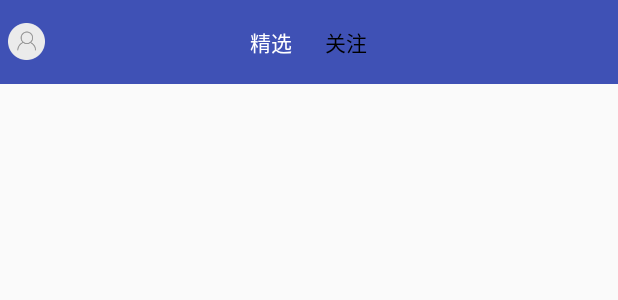
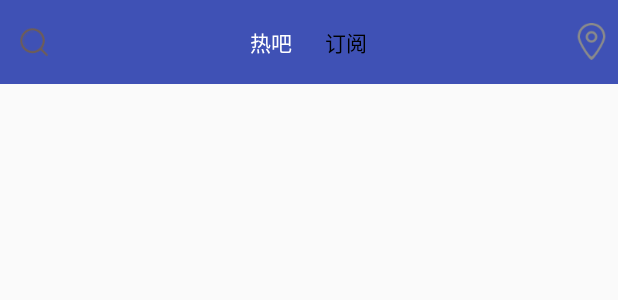
Before and after one commit to iuvei/NeiHanDuanZi-2, an Android app: the layout fragment_discovery.xml on its own in the app's theme, with its tools: preview values and no code run, on a phone screen of 412 x 824 dp. Shown: the top 300 px of the screen. Run offline under Robolectric (Android 15) with nearby library versions, the phone set to English and light mode, and no system bars.

```diff
--- a/app/src/main/res/layout/fragment_discovery.xml
+++ b/app/src/main/res/layout/fragment_discovery.xml
@@ -12,11 +12,12 @@
         android:background="@color/colorPrimary">
 
         <ImageView
-            android:layout_width="30dp"
-            android:layout_height="30dp"
+            android:scaleType="centerCrop"
+            android:layout_width="40dp"
+            android:layout_height="40dp"
             android:layout_centerVertical="true"
             android:paddingLeft="5dp"
-            android:src="@mipmap/default_round_head" />
+            android:src="@mipmap/ic_discovery_search" />
 
         <RadioGroup
             android:id="@+id/rg_top_nav"
@@ -32,18 +33,26 @@
                 android:layout_height="match_parent"
                 android:checked="true"
                 android:layout_weight="1"
-                android:text="精选" />
+                android:text="热吧" />
 
             <com.weibo.neihanduanzi.widget.Nav_RadioButton
                 android:id="@+id/rb_attention"
                 style="@style/top_bar_radiobutton_style"
                 android:layout_width="0dp"
                 android:layout_height="match_parent"
-
                 android:layout_weight="1"
-                android:text="关注" />
+                android:text="订阅" />
 
         </RadioGroup>
+
+        <ImageView
+            android:layout_width="30dp"
+            android:layout_height="30dp"
+            android:paddingRight="5dp"
+            android:layout_alignParentRight="true"
+            android:layout_centerVertical="true"
+            android:src="@mipmap/ic_discovery_position"
+            />
 
     </RelativeLayout>
 
```
Also changed, not shown: app/src/main/res/layout/fragment_home.xml (+8 -0 lines), app/src/main/res/mipmap-xhdpi/ic_discovery_position.png (added), app/src/main/res/mipmap-xhdpi/ic_discovery_search.png (added), app/src/main/res/mipmap-xhdpi/ic_discovery_search_night.png (added), app/src/main/res/mipmap-xhdpi/ic_publish_bottom.png (added), app/src/main/res/mipmap-xhdpi/ic_publish_bottom_night.png (added), app/src/main/res/mipmap-xhdpi/ic_publish_essay.png (added), app/src/main/res/mipmap-xhdpi/ic_publish_essay_night.png (added).
